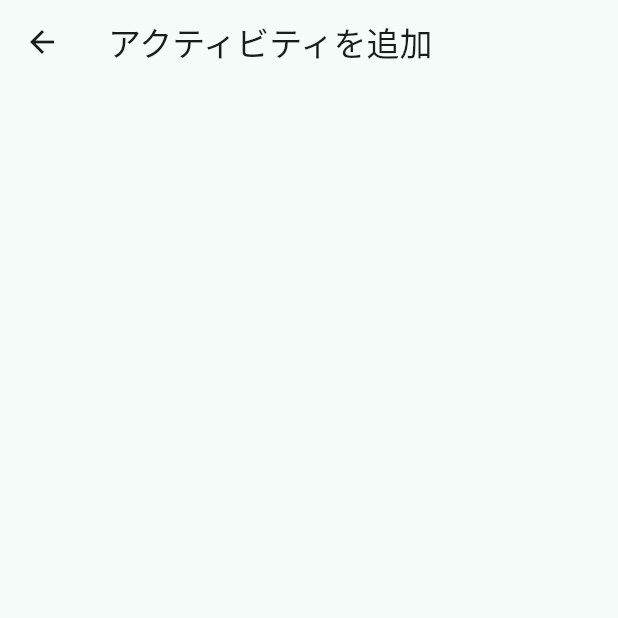
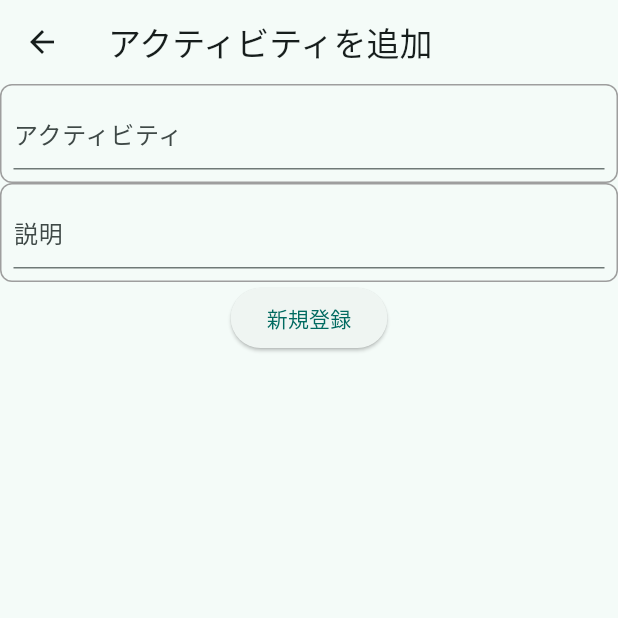
Before and after one commit to Shota-Abe/diary, a Flutter app: the AddElementDictionary screen opened directly, on a phone screen of 412 x 824 dp, the top half of it. Run offline on Flutter 3.47's test engine with Material 3 defaults, Android fonts, the phone set to English and light mode, and no system bars; our stand-ins replace flutter_colorpicker, image_picker, shared_preferences, table_calendar; accounts and stored records are empty.

```diff
--- a/lib/pages/add_element_dictionary.dart
+++ b/lib/pages/add_element_dictionary.dart
@@ -1,10 +1,53 @@
 import 'package:flutter/material.dart';
+import 'package:image_picker/image_picker.dart';
 
 class AddElementDictionary extends StatelessWidget {
   //図鑑の要素を追加するページ
 
   @override
   Widget build(BuildContext context) {
-    return Scaffold(appBar: AppBar(title: Text('アクティビティを追加')));
+    return Scaffold(
+      appBar: AppBar(title: Text('アクティビティを追加')),
+
+      body: Container(
+        width: double.infinity,
+        child: Column(
+          children: [
+            Container(
+              padding: const EdgeInsets.all(8.0), // 内側に余白を持たせると見栄えが良くなります
+              decoration: BoxDecoration( // 枠線などをつける場合
+                border: Border.all(color: Colors.grey),
+                borderRadius: BorderRadius.circular(8.0),
+              ),
+              child:TextField(
+                decoration: InputDecoration(
+                  hintText: 'アクティビティ'
+                ),
+              ),
+            ),
+
+            Container(
+              padding: const EdgeInsets.all(8.0), // 内側に余白を持たせると見栄えが良くなります
+              decoration: BoxDecoration( // 枠線などをつける場合
+                border: Border.all(color: Colors.grey),
+                borderRadius: BorderRadius.circular(8.0),
+              ),
+              child:TextField(
+                decoration: InputDecoration(
+                  hintText: '説明'
+                ),
+              ),
+            ),
+
+            ElevatedButton(
+              child: Text('新規登録'),
+              onPressed: (){
+
+              },
+            )
+          ],
+        )
+      )
+    );
   }
 }
--- a/pubspec.yaml
+++ b/pubspec.yaml
@@ -12,7 +12,7 @@ dependencies:
   flutter_localizations:
     sdk: flutter
   flutter_colorpicker: ^1.1.0
-  image_picker: ^1.1.2
+  image_picker: ^1.2.0
   path_provider: ^2.1.4
   shared_preferences: ^2.3.2
   intl: ^0.20.2
```
